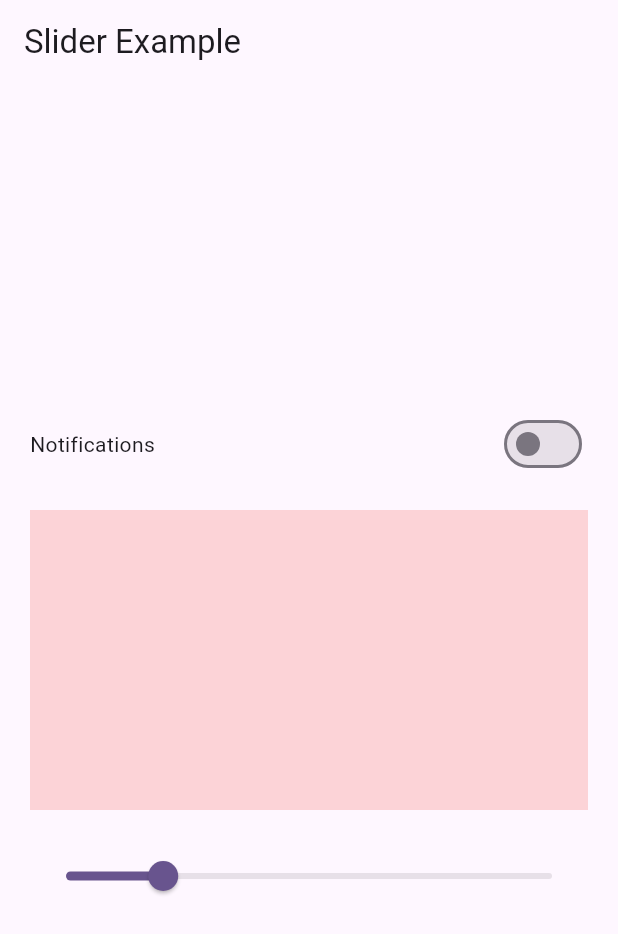
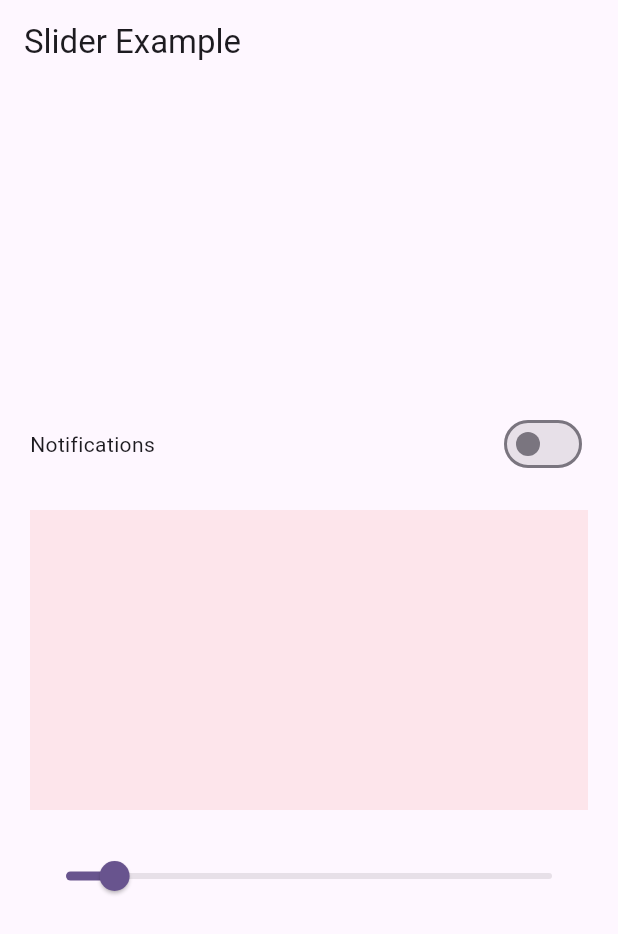
Before and after one commit to ba138/block_state_management, a Flutter app: the screen it shows after launch, on a phone screen of 412 x 824 dp. Shown: the top 934 px of the screen. Run offline on Flutter 3.47's test engine with Material 3 defaults, Android fonts, the phone set to English and light mode, and no system bars; our stand-ins replace bloc, equatable, flutter_bloc.

Commit message:
Add SliderEvent and update SwitchBloc to manage slider value in SliderScreen

```diff
--- a/lib/Bloc/switch/switch_bloc.dart
+++ b/lib/Bloc/switch/switch_bloc.dart
@@ -5,9 +5,14 @@ import 'package:flutter_bloc/flutter_bloc.dart';
 class SwitchBloc extends Bloc<SwitchEvent, SwitchState> {
   SwitchBloc() : super(const SwitchState()) {
     on<EnableOrDisableNotification>(_toggleSwitch);
+    on<SliderEvent>(_slider);
   }
   void _toggleSwitch(
       EnableOrDisableNotification event, Emitter<SwitchState> emit) {
     emit(state.copyWith(isEnabled: !state.isEnabled));
   }
+
+  void _slider(SliderEvent event, Emitter<SwitchState> emit) {
+    emit(state.copyWith(sliderValue: event.sliderValue));
+  }
 }
--- a/lib/Bloc/switch/switch_event.dart
+++ b/lib/Bloc/switch/switch_event.dart
@@ -8,4 +8,9 @@ abstract class SwitchEvent extends Equatable {
 
 class EnableOrDisableNotification extends SwitchEvent {}
 
-class SliderEvent extends SwitchEvent {}
+class SliderEvent extends SwitchEvent {
+  double sliderValue;
+  SliderEvent({required this.sliderValue});
+  @override
+  List<Object> get props => [sliderValue];
+}
--- a/lib/Bloc/switch/switch_state.dart
+++ b/lib/Bloc/switch/switch_state.dart
@@ -2,12 +2,14 @@ import 'package:equatable/equatable.dart';
 
 class SwitchState extends Equatable {
   final bool isEnabled;
-  final double slider;
-  const SwitchState({this.isEnabled = false, this.slider = 0.1});
-  SwitchState copyWith({bool? isEnabled}) {
-    return SwitchState(isEnabled: isEnabled ?? this.isEnabled, slider: slider);
+  final double sliderValue;
+  const SwitchState({this.isEnabled = false, this.sliderValue = 0.1});
+  SwitchState copyWith({bool? isEnabled, double? sliderValue}) {
+    return SwitchState(
+        isEnabled: isEnabled ?? this.isEnabled,
+        sliderValue: sliderValue ?? this.sliderValue);
   }
 
   @override
-  List<Object?> get props => [isEnabled, slider];
+  List<Object?> get props => [isEnabled, sliderValue];
 }
--- a/lib/Ui/slider_screen.dart
+++ b/lib/Ui/slider_screen.dart
@@ -42,19 +42,24 @@ class _SliderScreenState extends State<SliderScreen> {
                 ],
               );
             }),
-            Container(
-              height: 200,
-              color: Colors.red.withValues(
-                  alpha: 0.2), // Use withOpacity instead of withValues.
-            ),
-            Slider(
-              value: sliderValue,
-              onChanged: (value) {
-                setState(() {
-                  sliderValue = value; // Update the slider value.
-                });
-              },
-            ),
+            BlocBuilder<SwitchBloc, SwitchState>(builder: (context, state) {
+              return Container(
+                height: 200,
+                color: Colors.red.withValues(
+                    alpha: state
+                        .sliderValue), // Use withOpacity instead of withValues.
+              );
+            }),
+            BlocBuilder<SwitchBloc, SwitchState>(builder: (context, state) {
+              return Slider(
+                value: state.sliderValue,
+                onChanged: (value) {
+                  context
+                      .read<SwitchBloc>()
+                      .add(SliderEvent(sliderValue: value));
+                },
+              );
+            })
           ],
         ),
       ),
```
